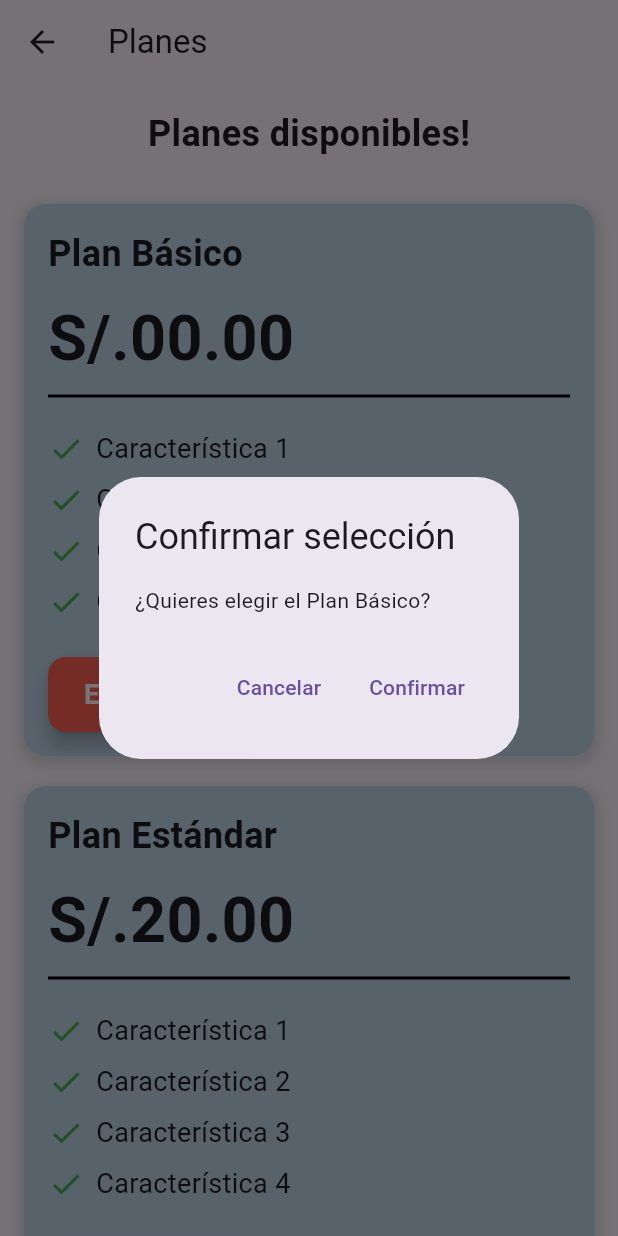
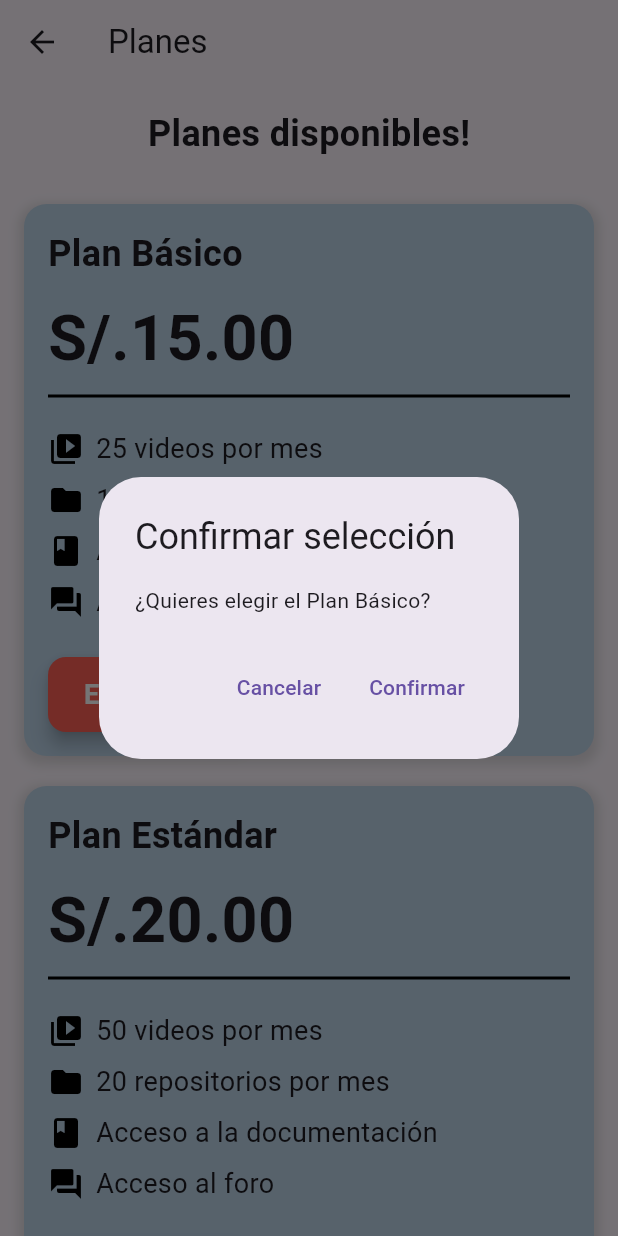
Before and after one commit to AplicacionesMoviles-WS64/FastLearners-FrontEnd, a Flutter app: the SelectPlanScreen screen opened directly, after a tap on "Elegir plan", on a phone screen of 412 x 824 dp. Run offline on Flutter 3.47's test engine with Material 3 defaults, Android fonts, the phone set to English and light mode, and no system bars.

Commit message:
feat; update selectplans

```diff
--- a/lib/selectplans_screen.dart
+++ b/lib/selectplans_screen.dart
@@ -1,5 +1,6 @@
 import 'package:fastlearners_frontend_flutter/home_screen.dart';
 import 'package:flutter/material.dart';
+
 
 class SelectPlanScreen extends StatefulWidget {
   @override
@@ -23,26 +24,26 @@ class SelectPlanScreenState extends State<SelectPlanScreen> {
         actions: [
           TextButton(
             onPressed: () {
-              Navigator.pop(context);  // Cierra el diálogo
+              Navigator.pop(context); // Cierra el diálogo
             },
-            child: Text('Cancelar'),
+            child: const Text('Cancelar'),
           ),
           TextButton(
             onPressed: () {
-              Navigator.pop(context);  // Cierra el diálogo
+              Navigator.pop(context); // Cierra el diálogo
               Navigator.push(
                 context,
                 MaterialPageRoute(builder: (context) => HomeScreen()),
               );
             },
-            child: Text('Confirmar'),
+            child: const Text('Confirmar'),
           ),
         ],
       ),
     );
   }
 
-  Widget buildPlanCard(String title, String price, List<String> features) {
+  Widget buildPlanCard(String title, String price, List<Map<String, IconData>> features) {
     return Container(
       margin: const EdgeInsets.symmetric(vertical: 10),
       padding: const EdgeInsets.all(16),
@@ -73,35 +74,31 @@ class SelectPlanScreenState extends State<SelectPlanScreen> {
           const Divider(thickness: 2.0, color: Colors.black),
           const SizedBox(height: 10),
           Column(
-            crossAxisAlignment: CrossAxisAlignment.center,
-            children: features
-                .map((feature) => Padding(
+            crossAxisAlignment: CrossAxisAlignment.start,
+            children: features.map((feature) => Padding(
               padding: const EdgeInsets.symmetric(vertical: 4.0),
               child: Row(
                 children: [
-                  const Icon(Icons.check, color: Colors.green),
+                  Icon(feature.values.first, color: Colors.black), // Íconos en negro
                   const SizedBox(width: 8),
                   Text(
-                    feature,
+                    feature.keys.first,
                     style: const TextStyle(fontSize: 18),
                   ),
                 ],
               ),
-            ))
-                .toList(),
+            )).toList(),
           ),
           const SizedBox(height: 20),
           ElevatedButton(
-            onPressed: () => buttonEvent(title),
+            onPressed: () => buttonEvent(title), // Al presionar se abre el diálogo
             child: const Text(
               "Elegir plan",
-              style: TextStyle(
-                  fontSize: 18, fontWeight: FontWeight.bold, color: Colors.white),
+              style: TextStyle(fontSize: 18, fontWeight: FontWeight.bold, color: Colors.white),
             ),
             style: ElevatedButton.styleFrom(
               backgroundColor: const Color.fromRGBO(254, 95, 85, 1),
-              padding:
-              const EdgeInsets.symmetric(horizontal: 24.0, vertical: 12.0),
+              padding: const EdgeInsets.symmetric(horizontal: 24.0, vertical: 12.0),
               shape: RoundedRectangleBorder(
                 borderRadius: BorderRadius.circular(12.0),
               ),
@@ -133,18 +130,33 @@ class SelectPlanScreenState extends State<SelectPlanScreen> {
               // Planes
               buildPlanCard(
                 "Plan Básico",
-                "S/.00.00",
-                ["Característica 1", "Característica 2", "Característica 3", "Característica 4"],
+                "S/.15.00",
+                [
+                  {"25 videos por mes": Icons.video_library},
+                  {"10 repositorios por mes": Icons.folder},
+                  {"Acceso a la documentación": Icons.book},
+                  {"Acceso al foro": Icons.forum},
+                ],
               ),
               buildPlanCard(
                 "Plan Estándar",
                 "S/.20.00",
-                ["Característica 1", "Característica 2", "Característica 3", "Característica 4"],
+                [
+                  {"50 videos por mes": Icons.video_library},
+                  {"20 repositorios por mes": Icons.folder},
+                  {"Acceso a la documentación": Icons.book},
+                  {"Acceso al foro": Icons.forum},
+                ],
               ),
               buildPlanCard(
                 "Plan Premium",
-                "S/.40.00",
-                ["Característica 1", "Característica 2", "Característica 3", "Característica 4"],
+                "S/.50.00",
+                [
+                  {"Videos ilimitados": Icons.video_library},
+                  {"Repositorios ilimitados": Icons.folder},
+                  {"Acceso a la documentación": Icons.book},
+                  {"Acceso al foro": Icons.forum},
+                ],
               ),
             ],
           ),
```
